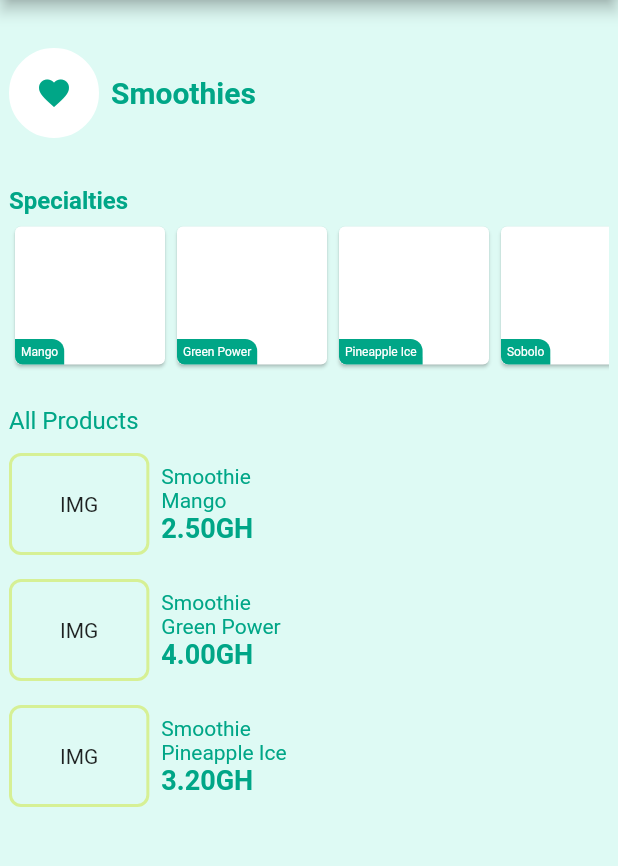
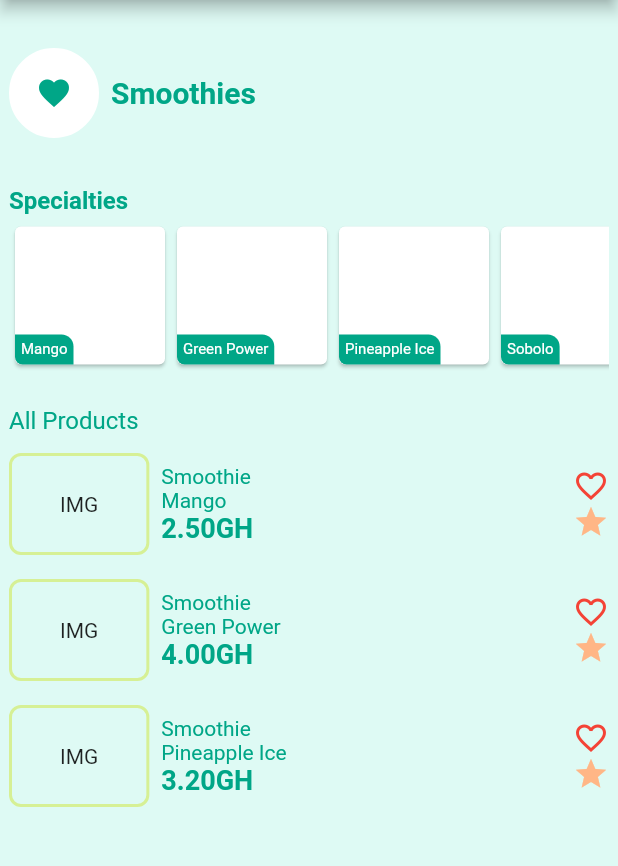
Before and after one commit to jessecodesNblends/IceOnAce, a Flutter app: the screen it shows after launch, on a phone screen of 412 x 824 dp, the part 84-950 px from its top. Run offline on Flutter 3.47's test engine with Material 2 defaults, Android fonts, the phone set to English and light mode, and no system bars.

Commit message:
Add icons to product list item

```diff
--- a/lib/widgets/all_products_widget.dart
+++ b/lib/widgets/all_products_widget.dart
@@ -37,7 +37,8 @@ class AllProducts extends StatelessWidget {
 													),
 			    									child: Text("IMG"),
 			    								),
-			    								Container(
+			    								Expanded(
+													child: Container(
 														child: Row(
 															mainAxisAlignment: MainAxisAlignment.spaceBetween,
 															children: <Widget>[
@@ -49,7 +50,14 @@ class AllProducts extends StatelessWidget {
 																		Text("${products[index].price.toStringAsFixed(2)}GH", style: TextStyle(fontSize: 18, fontWeight: FontWeight.bold, color: IceOnAceColours.GREEN),)
 																	],
 																),
+																Column(
+																	children: <Widget>[
+																		Icon(Icons.favorite_border, color: Colors.red,),
+																		Icon(Icons.star, color: IceOnAceColours.DESSERTRED,)
 																	],
+																),
+															],
+														),
 			    								  ),
 			    								),
 			    							],
--- a/lib/widgets/home.dart
+++ b/lib/widgets/home.dart
@@ -31,7 +31,7 @@ class HomeState extends State<Home> {
 		Product(title: "Melon Ice", price: 4.00, type: "Smoothie"),
 		Product(title: "Blue Squash", price: 3.20, type: "Smoothie"),
 		Product(title: "Raspberry", price: 1.50, type: "Smoothie"),
-		Product(title: "Peach Mango Banana", price: 2.00, type: "Smoothie"),
+		Product(title: "Creamsicle", price: 2.00, type: "Smoothie"),
 		Product(title: "Cantaloupe", price: 3.20, type: "Smoothie"),
 		Product(title: "Coconut water", price: 2.50, type: "Smoothie"),
 		Product(title: "Frozen Orange Juice", price: 4.00, type: "Smoothie"),
--- a/lib/widgets/specialities_widget.dart
+++ b/lib/widgets/specialities_widget.dart
@@ -49,7 +49,7 @@ class Specialities extends StatelessWidget {
 											),
 											child: Text(
 												products[index].title,
-												style: TextStyle(fontSize: 8, color: Colors.white),),
+												style: TextStyle(fontSize: 10, color: Colors.white),),
 										)
 									),
 							);
```
Lines whose indentation alone changed are shown as unchanged.
